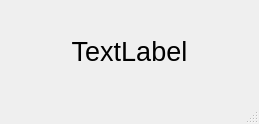
Above: mainwindow.ui from DonDubstep/Clock_widget before the change. Below: the same form after it.
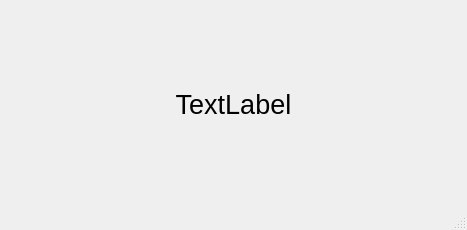
That is the form after the change. Custom widgets are drawn as their Qt base class.

Diff of the .ui file:
```diff
--- a/mainwindow.ui
+++ b/mainwindow.ui
@@ -6,8 +6,8 @@
    <rect>
     <x>0</x>
     <y>0</y>
-    <width>259</width>
-    <height>124</height>
+    <width>467</width>
+    <height>230</height>
    </rect>
   </property>
   <property name="windowTitle">
@@ -16,6 +16,27 @@
   <widget class="QWidget" name="centralwidget">
    <layout class="QHBoxLayout" name="horizontalLayout">
     <item>
+     <widget class="DragArea" name="dragArea" native="true">
+      <layout class="QHBoxLayout" name="horizontalLayout_3">
+       <property name="spacing">
+        <number>0</number>
+       </property>
+       <property name="sizeConstraint">
+        <enum>QLayout::SetDefaultConstraint</enum>
+       </property>
+       <property name="leftMargin">
+        <number>0</number>
+       </property>
+       <property name="topMargin">
+        <number>0</number>
+       </property>
+       <property name="rightMargin">
+        <number>0</number>
+       </property>
+       <property name="bottomMargin">
+        <number>0</number>
+       </property>
+       <item>
      <widget class="QLabel" name="timeLabel">
       <property name="font">
        <font>
@@ -32,6 +53,9 @@
     </item>
    </layout>
   </widget>
+    </item>
+   </layout>
+  </widget>
   <widget class="QMenuBar" name="menubar">
    <property name="geometry">
     <rect>
@@ -44,6 +68,14 @@
   </widget>
   <widget class="QStatusBar" name="statusbar"/>
  </widget>
+ <customwidgets>
+  <customwidget>
+   <class>DragArea</class>
+   <extends>QWidget</extends>
+   <header>dragarea.h</header>
+   <container>1</container>
+  </customwidget>
+ </customwidgets>
  <resources/>
  <connections/>
 </ui>
```
Left out of the diff: 2 changed lines with no effect on the pictures. Lines whose indentation alone changed are shown as unchanged.
